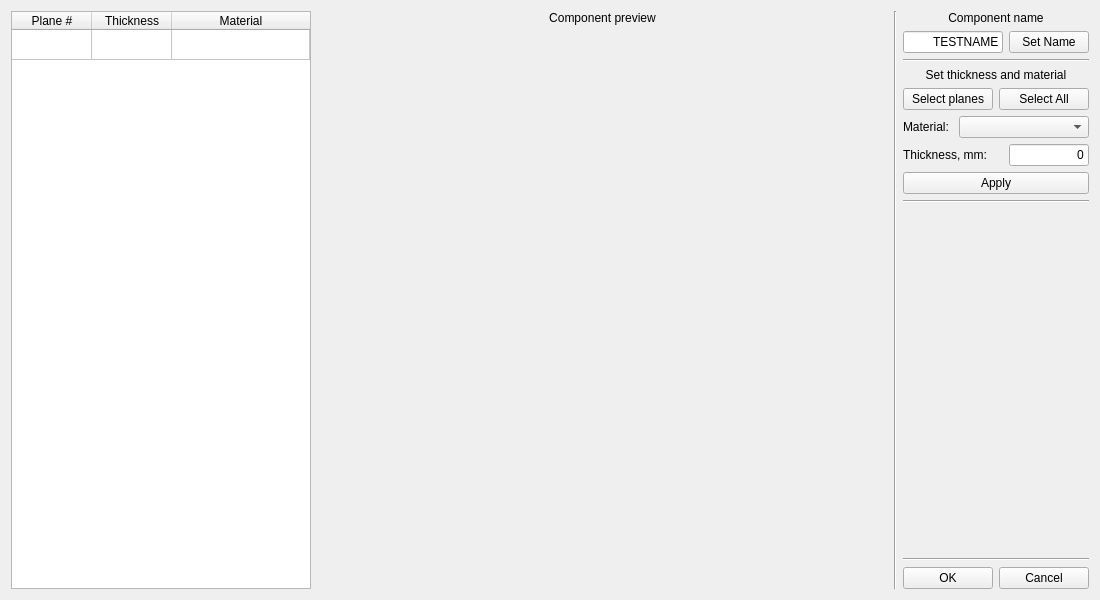
This is UI/addcomp.ui in bakeryproducts/ConstructorM4 as Qt 5 draws it before an edit. The edited form follows.
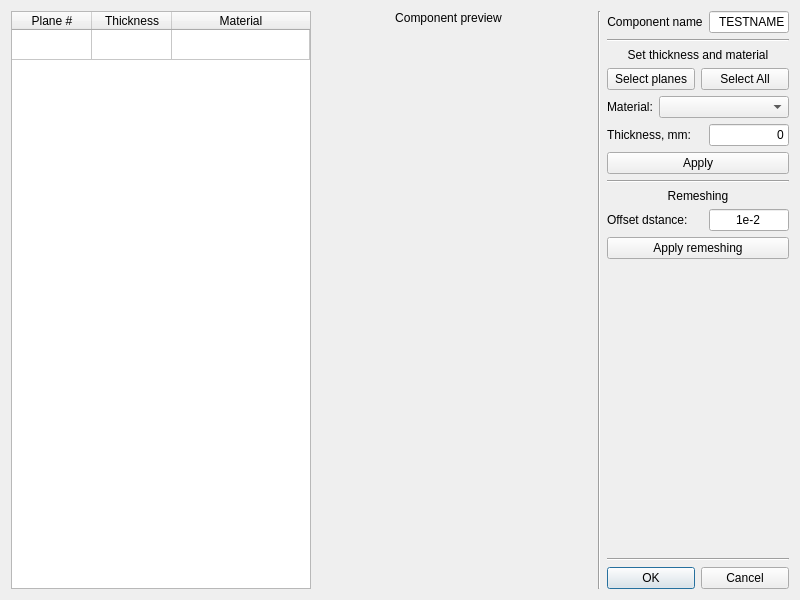
This is the edited form. Icons and pictures are not drawn.

What changed in the file:
```diff
--- a/UI/addcomp.ui
+++ b/UI/addcomp.ui
@@ -6,7 +6,7 @@
    <rect>
     <x>0</x>
     <y>0</y>
-    <width>1100</width>
+    <width>800</width>
     <height>600</height>
    </rect>
   </property>
@@ -159,18 +159,18 @@
    </item>
    <item>
     <layout class="QVBoxLayout" name="rightBox">
-     <item>
-      <widget class="QLabel" name="lbl_name">
-       <property name="text">
-        <string>Component name</string>
-       </property>
-       <property name="alignment">
-        <set>Qt::AlignCenter</set>
-       </property>
-      </widget>
-     </item>
      <item>
       <layout class="QHBoxLayout" name="lay_name">
+       <item>
+        <widget class="QLabel" name="lbl_name">
+         <property name="text">
+          <string>Component name</string>
+         </property>
+         <property name="alignment">
+          <set>Qt::AlignCenter</set>
+         </property>
+        </widget>
+       </item>
        <item>
         <widget class="QLineEdit" name="ln_name">
          <property name="sizePolicy">
@@ -181,7 +181,7 @@
          </property>
          <property name="maximumSize">
           <size>
-           <width>100</width>
+           <width>80</width>
            <height>16777215</height>
           </size>
          </property>
@@ -193,13 +193,6 @@
          </property>
         </widget>
        </item>
-       <item>
-        <widget class="QPushButton" name="btn_setname">
-         <property name="text">
-          <string>Set Name</string>
-         </property>
-        </widget>
-       </item>
       </layout>
      </item>
      <item>
@@ -329,6 +322,58 @@
        </property>
       </widget>
      </item>
+     <item>
+      <widget class="QLabel" name="label_2">
+       <property name="text">
+        <string>Remeshing</string>
+       </property>
+       <property name="alignment">
+        <set>Qt::AlignCenter</set>
+       </property>
+      </widget>
+     </item>
+     <item>
+      <layout class="QHBoxLayout" name="horizontalLayout_2">
+       <item>
+        <widget class="QLabel" name="label">
+         <property name="text">
+          <string>Offset dstance:</string>
+         </property>
+        </widget>
+       </item>
+       <item>
+        <widget class="QLineEdit" name="ln_remesh">
+         <property name="maximumSize">
+          <size>
+           <width>80</width>
+           <height>16777215</height>
+          </size>
+         </property>
+         <property name="text">
+          <string>1e-2</string>
+         </property>
+         <property name="alignment">
+          <set>Qt::AlignCenter</set>
+         </property>
+        </widget>
+       </item>
+      </layout>
+     </item>
+     <item>
+      <layout class="QHBoxLayout" name="horizontalLayout_3">
+       <item>
+        <widget class="QPushButton" name="btn_remesh">
+         <property name="text">
+          <string>Apply remeshing</string>
+         </property>
+         <property name="icon">
+          <iconset resource="Resourses/res.qrc">
+           <normaloff>:/TBicons/ico/clock.ico</normaloff>:/TBicons/ico/clock.ico</iconset>
+         </property>
+        </widget>
+       </item>
+      </layout>
+     </item>
      <item>
       <spacer name="verticalSpacer">
        <property name="orientation">
@@ -356,6 +401,9 @@
          <property name="text">
           <string>OK</string>
          </property>
+         <property name="default">
+          <bool>true</bool>
+         </property>
         </widget>
        </item>
        <item>
```
Left out of the diff: 4 changed lines with no effect on the pictures.
